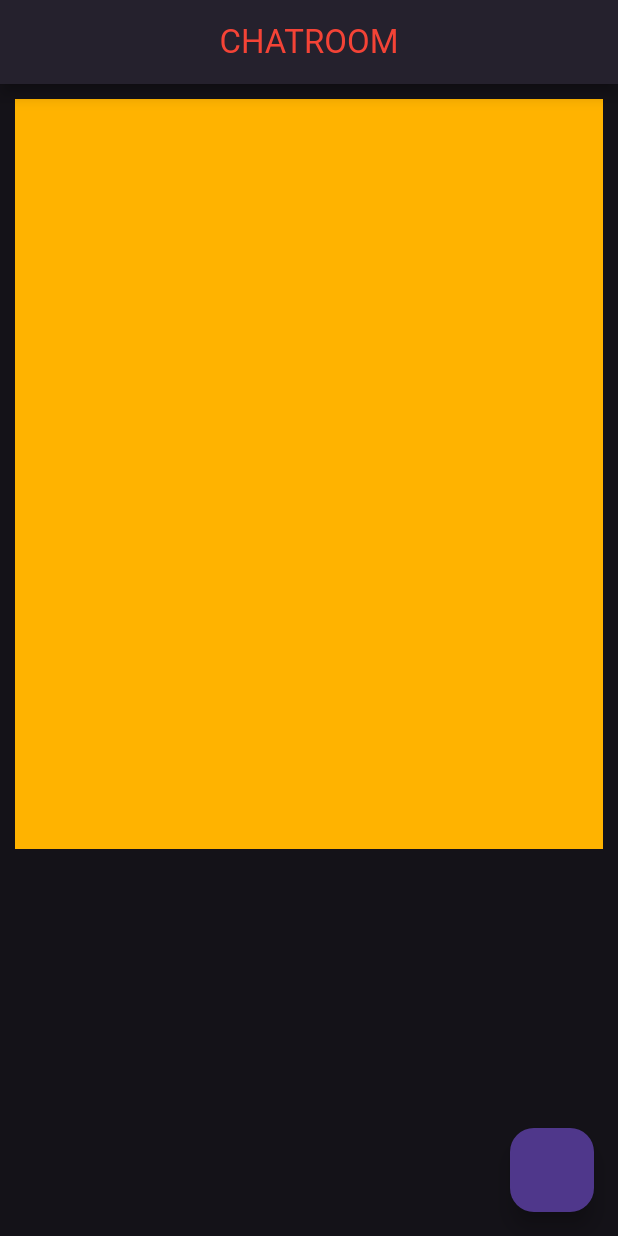
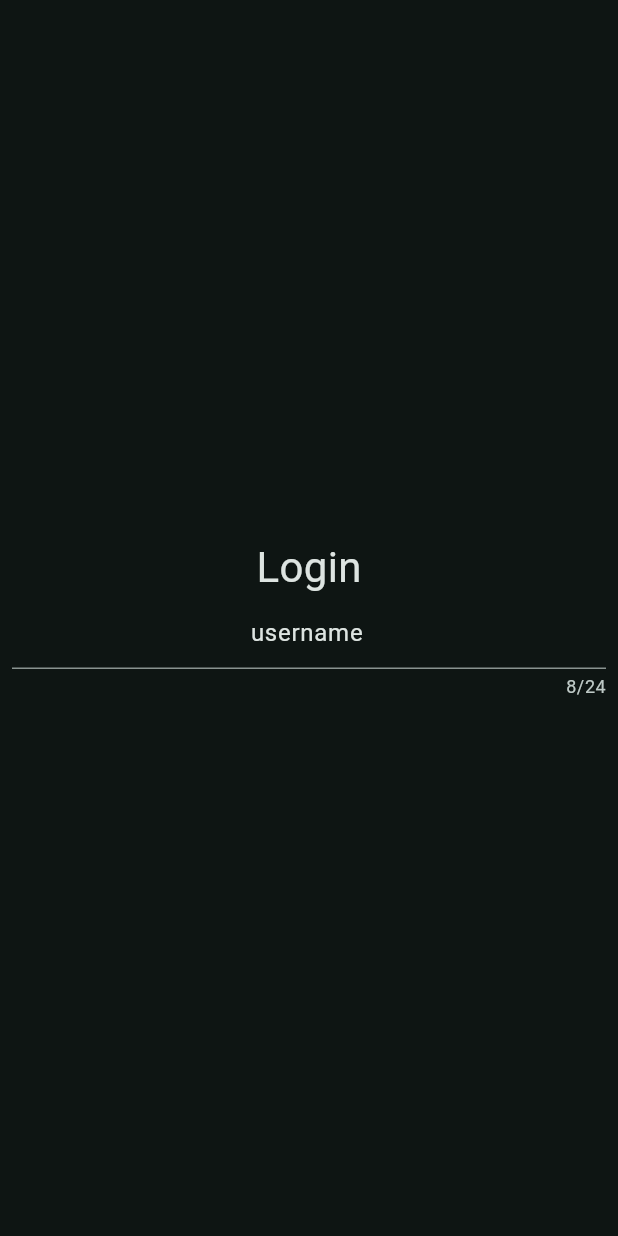
Before and after one commit to Leo05-gif/TPSIT, a Flutter app: the screen it shows after launch, on a phone screen of 412 x 824 dp. Run offline on Flutter 3.47's test engine with Material 3 defaults, Android fonts, the light colour scheme and no system bars.

Commit message:
Implementata la pagina del login e aggiunto lo scheletro della pagina della chatroom

```diff
--- /dev/null
+++ b/chatroom/lib/data/notifiers.dart
@@ -0,0 +1,3 @@
+import 'package:flutter/cupertino.dart';
+
+ValueNotifier<String> usernameNotifier = ValueNotifier('');
--- a/chatroom/lib/main.dart
+++ b/chatroom/lib/main.dart
@@ -1,4 +1,4 @@
-import 'dart:async';
+import 'package:chatroom/pages/welcome_page.dart';
 import 'package:flutter/material.dart';
 
 void main() {
@@ -11,66 +11,14 @@ class MyApp extends StatelessWidget {
   @override
   Widget build(BuildContext context) {
     return MaterialApp(
-      title: 'CHATROOM',
+      debugShowCheckedModeBanner: false,
       theme: ThemeData(
-        brightness: Brightness.dark,
+        colorScheme: ColorScheme.fromSeed(
+          seedColor: Colors.teal,
+          brightness: Brightness.dark,
+        ),
       ),
-      home: const MyHomePage(title: 'CHATROOM'),
+      home: WelcomePage(),
     );
   }
 }
-
-class MyHomePage extends StatefulWidget {
-  const MyHomePage({super.key, required this.title});
-
-  final String title;
-
-  @override
-  State<MyHomePage> createState() => _MyHomePageState();
-}
-
-class _MyHomePageState extends State<MyHomePage> {
-
-  var testo = <Text>[];
-
-  @override
-  void initState() {
-    super.initState();
-  }
-
-  @override
-  Widget build(BuildContext context) {
-    return Scaffold(
-      appBar: AppBar(
-        title: Text(widget.title, style: (TextStyle(color: Colors.red)),),
-        centerTitle: true,
-        shadowColor: Theme.of(context).shadowColor,
-        elevation: 4,
-      ),
-      body: Center(
-        child: Column(
-          children: [
-            Container(
-              margin: const EdgeInsets.all(10.0),
-              color: Colors.amber[600],
-              width: 500,
-              height: 500,
-              alignment: Alignment.center,
-              child: ListView.builder(
-                itemCount: testo.length,
-                itemBuilder: (context, int index) {
-                  return testo[index];
-                },
-              ),
-            ),
-          ],
-        )
-      ),
-      floatingActionButton: FloatingActionButton(onPressed: () {
-        setState(() {
-          testo.add(Text("data", style: TextStyle(fontSize: 24)));
-        });
-      }),
-    );
-  }
-}
--- /dev/null
+++ b/chatroom/lib/pages/chatroom_page.dart
@@ -0,0 +1,19 @@
+import 'package:chatroom/data/notifiers.dart';
+import 'package:flutter/material.dart';
+
+class ChatroomPage extends StatelessWidget {
+  const ChatroomPage({super.key});
+
+  @override
+  Widget build(BuildContext context) {
+    return Scaffold(
+      body: Column(
+        children: [
+          Text('Connected as ${usernameNotifier.value}'),
+          Container(),
+          TextField(),
+        ],
+      ),
+    );
+  }
+}
--- /dev/null
+++ b/chatroom/lib/pages/welcome_page.dart
@@ -0,0 +1,49 @@
+import 'package:chatroom/data/notifiers.dart';
+import 'package:chatroom/pages/chatroom_page.dart';
+import 'package:flutter/material.dart';
+
+class WelcomePage extends StatefulWidget {
+  const WelcomePage({super.key});
+
+  @override
+  State<WelcomePage> createState() => _WelcomePageState();
+}
+
+class _WelcomePageState extends State<WelcomePage> {
+  TextEditingController controller = TextEditingController()..text = 'username';
+
+  @override
+  Widget build(BuildContext context) {
+    return Scaffold(
+      body: Padding(
+        padding: const EdgeInsets.all(8.0),
+        child: Center(
+          child: Column(
+            mainAxisAlignment: MainAxisAlignment.center,
+            children: [
+              Text('Login', style: TextStyle(fontSize: 28.0)),
+              TextField(
+                maxLength: 24,
+                textAlign: TextAlign.center,
+                controller: controller,
+                onEditingComplete: () {
+                  setState(() {
+                    usernameNotifier.value = controller.text;
+                    Navigator.pushReplacement(
+                      context,
+                      MaterialPageRoute(
+                        builder: (context) {
+                          return ChatroomPage();
+                        },
+                      ),
+                    );
+                  });
+                },
+              ),
+            ],
+          ),
+        ),
+      ),
+    );
+  }
+}
```
